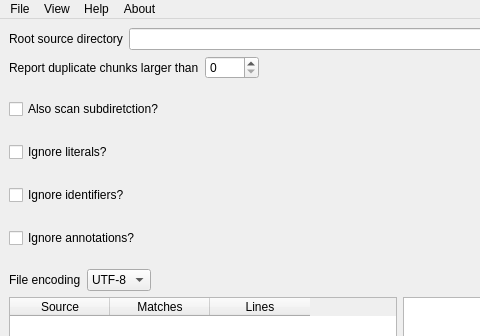
This is mainwindow.ui in VaheZilabyan/Duplicate_Detector as Qt 5 draws it before an edit; both pictures show x 0 to 480 and y 0 to 336 of the 800 by 668 pixel window. The edited form follows.
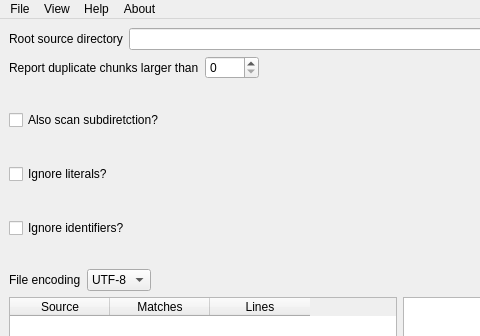
This is the edited form.

What changed in the file:
```diff
--- a/mainwindow.ui
+++ b/mainwindow.ui
@@ -135,19 +135,6 @@
           </property>
          </widget>
         </item>
-        <item>
-         <widget class="QCheckBox" name="checkBox_4">
-          <property name="maximumSize">
-           <size>
-            <width>16777215</width>
-            <height>26</height>
-           </size>
-          </property>
-          <property name="text">
-           <string>Ignore annotations?</string>
-          </property>
-         </widget>
-        </item>
        </layout>
       </item>
       <item>
```
Left out of the diff: 6 changed lines with no effect on the pictures.
